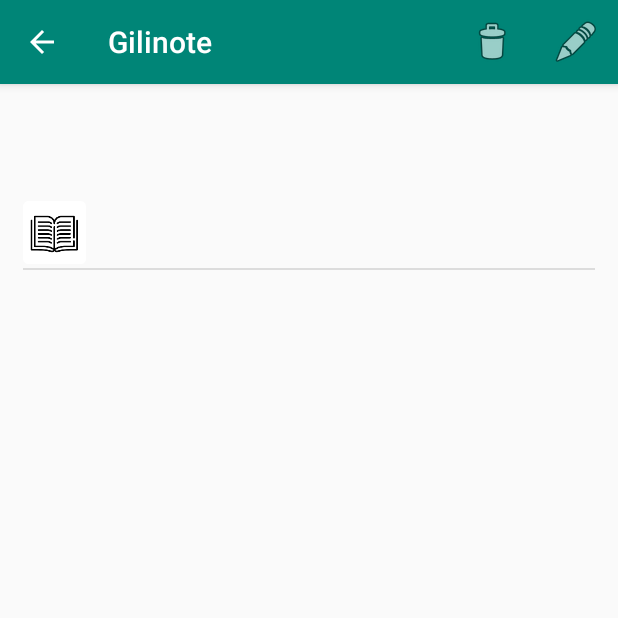
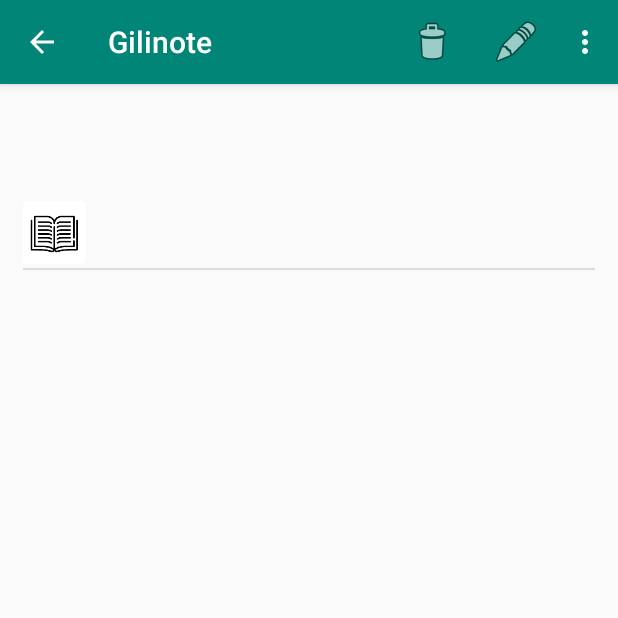
Before and after one commit to RGiskard7/Notas, an Android app: the TerceraActivity screen opened directly, with no data from a screen before it, on a phone screen of 412 x 824 dp, the top half of it. Run offline under Robolectric (Android 15) with nearby library versions, the phone set to English and light mode, and no system bars; 9 statements that could not run were skipped.

Commit message:
Optimización del código (en teoría), y algunos cambios visuales (2). --Modificaciones críticas--

```diff
--- a/app/src/main/java/com/example/notas/SegundaActivity.java
+++ b/app/src/main/java/com/example/notas/SegundaActivity.java
@@ -69,7 +69,8 @@
             nota = (Nota) getIntent().getSerializableExtra("nota");
             titulo.setText(nota.getTitulo());
             texto.setText(nota.getTexto());
-            oldLibreta = notaDAO.getLibreta(nota.getId());
+            // oldLibreta = notaDAO.getLibreta(nota.getId());
+            oldLibreta = nota.getLibreta();
 
             // Para que aparezca en el spinner como opcion seleccionada la libreta donde se encuentra la nota a editar
             int i = 0;
@@ -145,6 +146,7 @@
                     notaDAO.deleteLibreta(nota.getId(), oldLibreta.getId());
                     libretaDAO.addNotaToLibreta(libreta.getId(), nota.getId());
                     Toast.makeText(this, "Nota editada", Toast.LENGTH_SHORT).show();
+                    setResult(RESULT_OK);
                 } else {
                     if (notaDAO.existTitulo(titulo.getText().toString())) {
                         Toast.makeText(this, "Ya existe una nota con ese título", Toast.LENGTH_SHORT).show();
--- a/app/src/main/java/com/example/notas/data/ILibretaDAO.java
+++ b/app/src/main/java/com/example/notas/data/ILibretaDAO.java
@@ -5,6 +5,7 @@
 public interface ILibretaDAO {
     public void createLibreta(String titulo);
     public Boolean existTitulo(String titulo);
+    public Libreta getLibreta(int id);
     public void deleteLibreta(int id);
     public void addNotaToLibreta(int idLibreta, int idNota);
     public void editLibreta(int id, String titulo);
--- a/app/src/main/java/com/example/notas/data/INotaDAO.java
+++ b/app/src/main/java/com/example/notas/data/INotaDAO.java
@@ -5,6 +5,7 @@
 public interface INotaDAO {
     public int createNota(String titulo, String texto);
     public Boolean existTitulo(String titulo);
+    public Nota getNota(int id);
     public void editNota(int id, String titulo, String texto);
     public Libreta getLibreta(int idNota);
     public void deleteLibreta(int idNota, int idLibreta);
--- a/app/src/main/res/menu/menu_tercera.xml
+++ b/app/src/main/res/menu/menu_tercera.xml
@@ -18,4 +18,15 @@
         android:title="action_Editar"
         app:showAsAction="ifRoom" />
 
+    <item
+        android:id="@+id/action_export_pdf"
+        android:title="Exportar en PDF"
+        android:orderInCategory="100"/>
+
+    <item
+        android:id="@+id/action_compartir"
+        android:orderInCategory="101"
+        android:title="Compartir"
+        app:showAsAction="never" />
+
 </menu>
--- a/app/src/main/res/values/strings.xml
+++ b/app/src/main/res/values/strings.xml
@@ -14,4 +14,10 @@
     <string name="textViewAs">"Libreta:"</string>
     <!-- String used for activity_cuarta.xml -->
     <string name="editTextHintAc">"Nombre"</string>
+    <!-- String used for Alert Dialog delete note -->
+    <string name="titleAlertDialog">"Aviso"</string>
+    <string name="messageAlertDialog">"¿Seguro que quieres eliminar la nota?"</string>
+    <string name="messageAlertDialog2">"¿Seguro que quieres eliminar la libreta?"</string>
+    <string name="positiveBtnAlertDialog">"ELIMINAR"</string>
+    <string name="negativeBtnAlertDIalog">"CANCELAR"</string>
 </resources>
```
Also changed, not shown: app/src/main/java/com/example/notas/TerceraActivity.java (+72 -9 lines), app/src/main/java/com/example/notas/UI/ListLibretasFragment.java (+13 -3 lines), app/src/main/java/com/example/notas/UI/ListNotasFragment.java (+16 -5 lines), app/src/main/java/com/example/notas/data/LibretaDAOSQLite.java (+9 -1 lines), app/src/main/java/com/example/notas/data/NotaDAOSQLite.java (+12 -0 lines), app/src/main/res/menu/menu_main.xml (indentation only).
